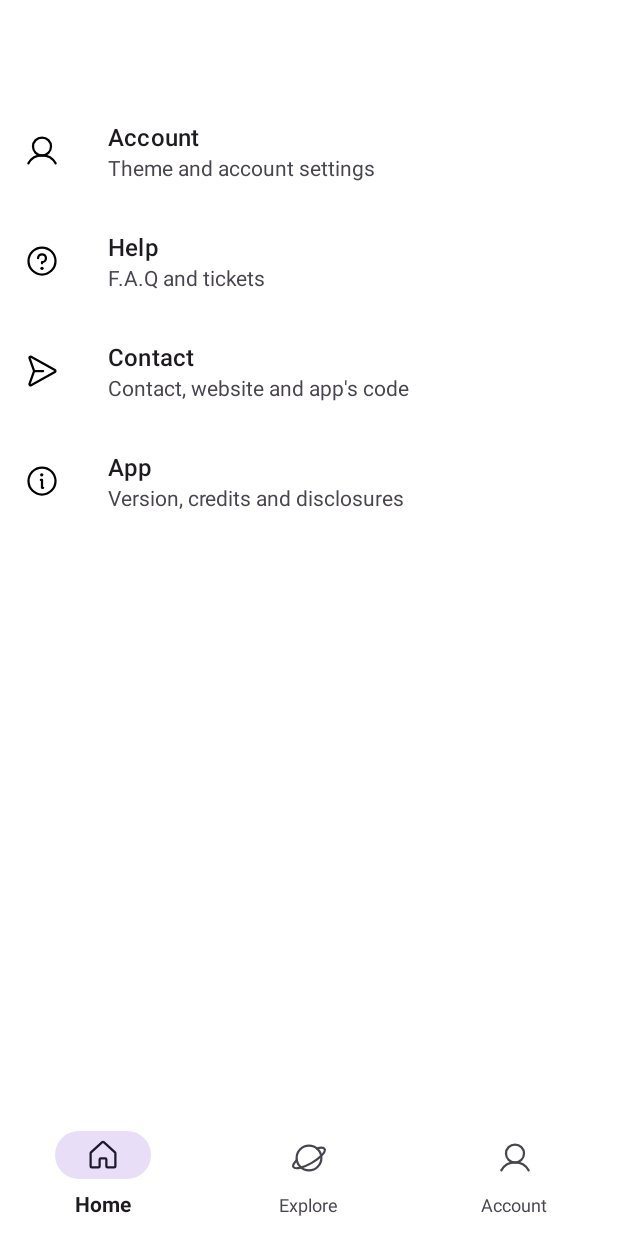
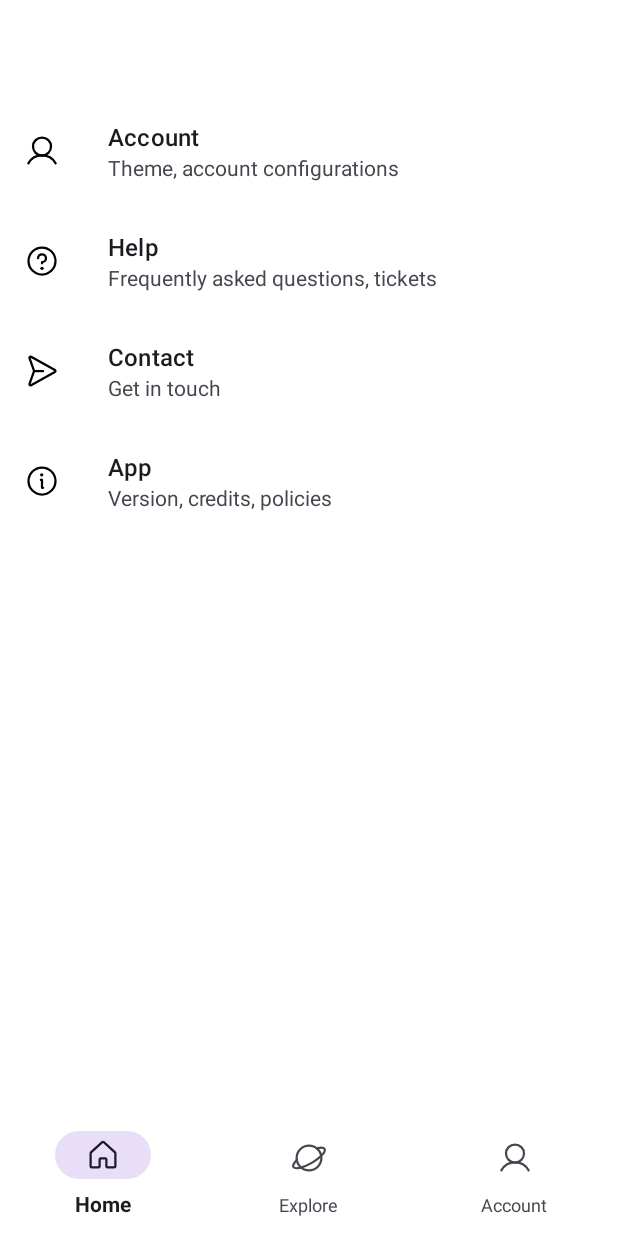
Before and after one commit to puntogris/posture-reminder, an Android app: the fragment PreferencesFragment placed in its activity, on a phone screen of 412 x 824 dp. Run offline under Robolectric (Android 15) with nearby library versions, the phone set to English and light mode, and no system bars; our stand-ins replace Dagger/Hilt's generated code, Room's generated code, Timber, androidx.preference, navigation-ui; libraries missing offline, so code that uses them is left out: com.db.williamchart; Roboto replaces fonts that are not available here.

Commit message:
added settings summaries traslantions

```diff
--- a/app/src/main/res/values/strings.xml
+++ b/app/src/main/res/values/strings.xml
@@ -164,6 +164,10 @@
     <string name="privacy_policy">Privacy policy</string>
     <string name="delete_account_summary">Delete account</string>
     <string name="snack_account_deleted_success">Account deleted successfully.</string>
+    <string name="account_pref_summary">Theme, account configurations</string>
+    <string name="help_pref_summary">Frequently asked questions, tickets</string>
+    <string name="contact_pref_summary">Get in touch</string>
+    <string name="app_pref_summary">Version, credits, policies</string>
 
     <!-- Preferences -->
     <string name="pref_faq_url" translatable="false">https://postureapp.puntogris.com/help/</string>
--- a/app/src/main/res/xml/preferences.xml
+++ b/app/src/main/res/xml/preferences.xml
@@ -3,21 +3,21 @@
     <Preference
         app:icon="@drawable/ic_user"
         app:key="account_preferences_key"
-        app:summary="Theme and account settings"
+        app:summary="@string/account_pref_summary"
         app:title="@string/account_label" />
     <Preference
         app:icon="@drawable/ic_question"
         app:key="help_preferences_key"
-        app:summary="F.A.Q and tickets"
+        app:summary="@string/help_pref_summary"
         app:title="@string/help" />
     <Preference
         app:icon="@drawable/ic_paper_plane_right"
         app:key="contact_preferences_key"
-        app:summary="Contact, website and app's code"
+        app:summary="@string/contact_pref_summary"
         app:title="@string/contact" />
     <Preference
         app:icon="@drawable/ic_info"
         app:key="app_preferences_key"
-        app:summary="Version, credits and disclosures"
+        app:summary="@string/app_pref_summary"
         app:title="@string/about_us" />
 </PreferenceScreen>
```
Also changed, not shown: 2 other files.
